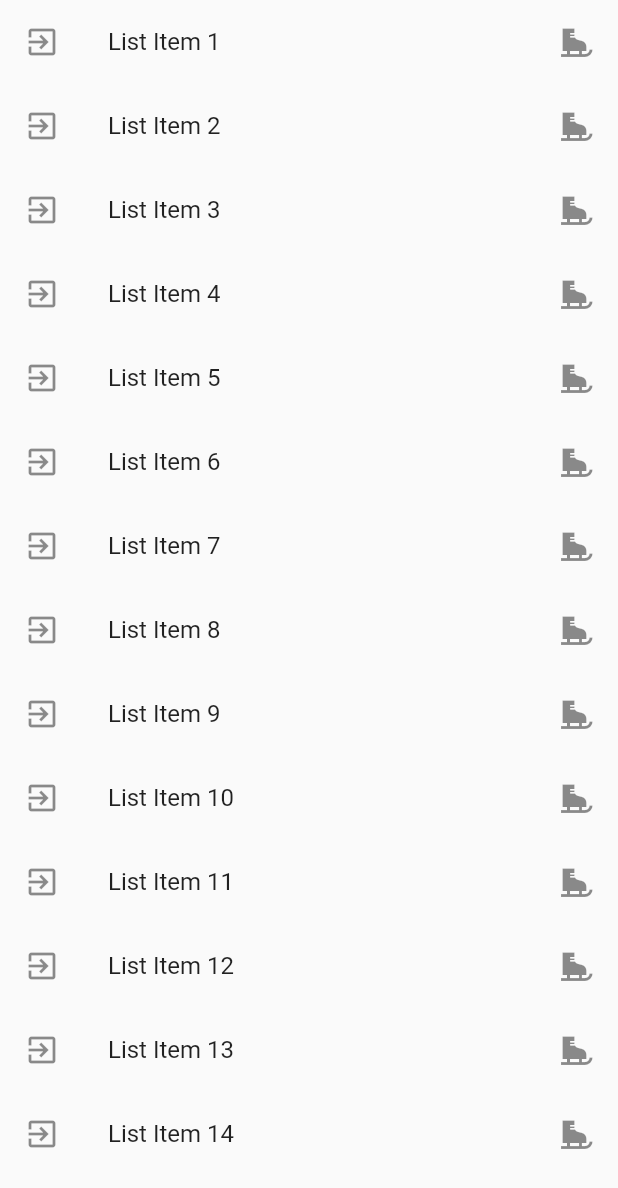
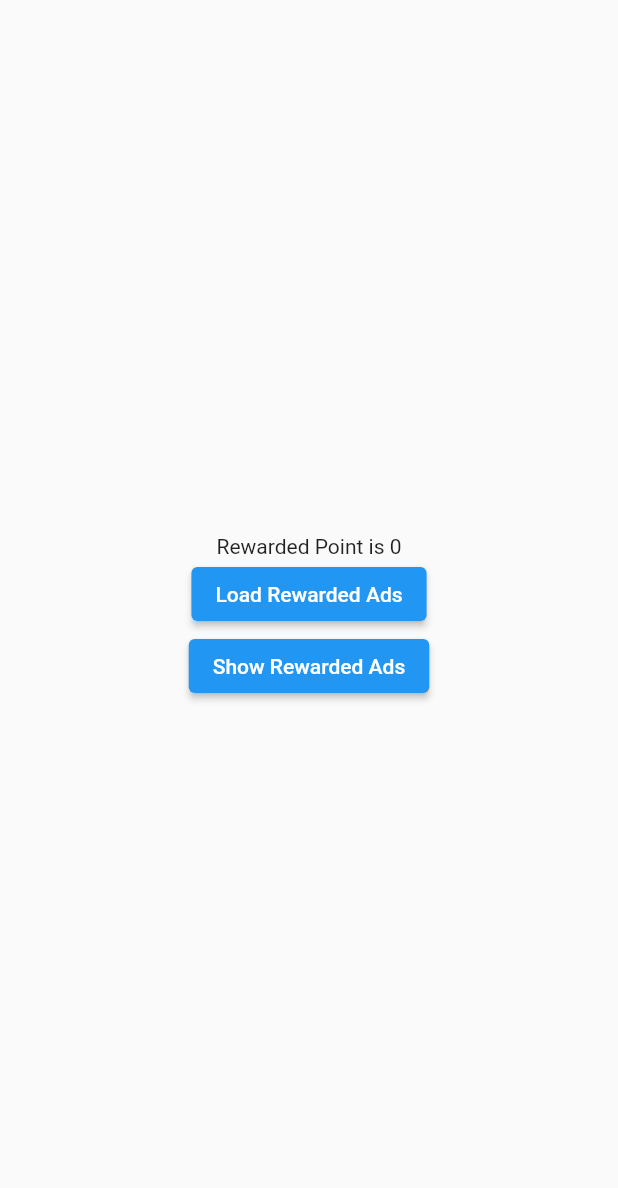
Before and after one commit to RajatPalankar8/admob_ad_implemented, a Flutter app: the screen it shows after launch, on a phone screen of 412 x 824 dp. Shown: the top 1188 px of the screen. Run offline on Flutter 3.47's test engine with Material 2 defaults, Android fonts, the phone set to English and light mode, and no system bars; drawn by our look-alikes of google_mobile_ads.

Commit message:
admob_ad_example Banner Bottom + Banner In listview + Interstitial Ads + RewardAds

```diff
--- a/lib/AdmobHelper.dart
+++ b/lib/AdmobHelper.dart
@@ -1,12 +1,20 @@
 
 import 'package:google_mobile_ads/google_mobile_ads.dart';
+import 'package:flutter/foundation.dart';
 
 
-class AdmobHelper {
+class AdmobHelper extends ChangeNotifier {
+
+   int _rewardedPoint = 0 ;
+
+   int getrewardpoint() => _rewardedPoint;
+
 
   static String get bannerUnit => 'ca-app-pub-3940256099942544/6300978111';
 
-  InterstitialAd? _interstitialAd;
+  InterstitialAd _interstitialAd;
+
+  RewardedAd _rewardedAd;
 
   int num_of_attempt_load = 0;
 
@@ -16,6 +24,7 @@
         MobileAds.instance.initialize();
       }
   }
+
   static BannerAd getBannerAd(){
     BannerAd bAd = new BannerAd(size: AdSize.fullBanner, adUnitId: 'ca-app-pub-3940256099942544/6300978111' , listener: BannerAdListener(
         onAdClosed: (Ad ad){
@@ -34,7 +43,6 @@
 
     return bAd;
   }
-
 
   void createInterad(){
 
@@ -63,7 +71,7 @@
        return;
      }
 
-     _interstitialAd!.fullScreenContentCallback = FullScreenContentCallback(
+     _interstitialAd.fullScreenContentCallback = FullScreenContentCallback(
 
        onAdShowedFullScreenContent: (InterstitialAd ad){
          print("ad onAdshowedFullscreen");
@@ -81,10 +89,57 @@
 
      );
 
-     _interstitialAd!.show();
+     _interstitialAd.show();
 
      _interstitialAd = null;
   }
 
 
+  void  loadRewardedAd(){
+     RewardedAd.load(
+         adUnitId: 'ca-app-pub-3940256099942544/5224354917',
+         request: AdRequest(),
+         rewardedAdLoadCallback: RewardedAdLoadCallback(
+             onAdLoaded: (RewardedAd ad){
+               print("Ad loaded");
+               this._rewardedAd = ad;
+             },
+             onAdFailedToLoad: (LoadAdError error){
+              // loadRewardedAd();
+             })
+     );
+  }
+
+
+  void showRewaredAd(){
+    _rewardedAd.show(
+        onUserEarnedReward: (RewardedAd ad,RewardItem rpoint){
+            print("Reward Earned is ${rpoint.amount}");
+           _rewardedPoint = _rewardedPoint + rpoint.amount;
+
+           notifyListeners();
+
+
+        }
+    );
+
+    _rewardedAd.fullScreenContentCallback = FullScreenContentCallback(
+      onAdShowedFullScreenContent: (RewardedAd ad){
+
+      },
+      onAdFailedToShowFullScreenContent: (RewardedAd ad, AdError error){
+        ad.dispose();
+      },
+      onAdDismissedFullScreenContent: (RewardedAd ad){
+        ad.dispose();
+      },
+      onAdImpression: (RewardedAd ad) => print('$ad impression occurred.'),
+    );
+
+  }
+
+
+
+
+
 }
--- /dev/null
+++ b/lib/RewardedAdsExample.dart
@@ -0,0 +1,28 @@
+import 'package:flutter/material.dart';
+import 'package:flutter_app_simple/AdmobHelper.dart';
+import 'package:provider/provider.dart';
+
+class RewardedAdsPage extends StatelessWidget {
+
+  @override
+  Widget build(BuildContext context) {
+
+    AdmobHelper admobHelper = Provider.of<AdmobHelper>(context,listen: false);
+
+    return Scaffold(
+      body: Center(
+        child: Column(
+
+          mainAxisAlignment: MainAxisAlignment.center,
+          children: [
+            Consumer<AdmobHelper>(builder: (context,date,child){
+              return Text("Rewarded Point is ${admobHelper.getrewardpoint()}");
+            },),
+            ElevatedButton(onPressed: (){admobHelper.loadRewardedAd();}, child: Text("Load Rewarded Ads")),
+            ElevatedButton(onPressed: (){admobHelper.showRewaredAd();}, child: Text("Show Rewarded Ads")),
+          ],
+        ),
+      ),
+    );
+  }
+}
--- a/lib/main.dart
+++ b/lib/main.dart
@@ -2,7 +2,10 @@
 import 'package:flutter/cupertino.dart';
 import 'package:flutter/material.dart';
 import 'package:flutter_app_simple/AdmobHelper.dart';
+import 'package:flutter_app_simple/RewardedAdsExample.dart';
 import 'package:google_mobile_ads/google_mobile_ads.dart';
+import 'package:provider/provider.dart';
+
 
 void main() {
   WidgetsFlutterBinding.ensureInitialized();
@@ -20,7 +23,7 @@
       theme: ThemeData(
         primarySwatch: Colors.blue,
       ),
-      home: MyHomepage(),
+      home: ChangeNotifierProvider(create:(BuildContext context)=> AdmobHelper(),child: RewardedAdsPage()),
     );
   }
 }
@@ -31,10 +34,10 @@
 }
 
 class _MyHomepageState extends State<MyHomepage> {
-  late List<String> datas;   // late for null safty
-  late List<Object> dataads;  // will store both data + banner ads
+ List<String> datas;   // late for null safty
+   List<Object> dataads;  // will store both data + banner ads
 
-AdmobHelper admobHelper = new AdmobHelper();
+AdmobHelper admobHelper = new AdmobHelper();   // object to access methods of AdmobHelper class
   @override
   void initState() {
     // TODO: implement initState
@@ -78,10 +81,10 @@
                   leading: Icon(Icons.exit_to_app),
                   trailing: Icon(Icons.ice_skating),
                   onTap: (){
-                    admobHelper.createInterad();
+                    admobHelper.createInterad();   // call create Interstitial ads
                   },
                   onLongPress: (){
-                    admobHelper.showInterad();
+                    admobHelper.showInterad();     // call  show Interstitial ads
                   },
 
                 );
--- a/pubspec.yaml
+++ b/pubspec.yaml
@@ -18,7 +18,7 @@
 version: 1.0.0+1
 
 environment:
-  sdk: '>=2.12.0 <3.0.0'
+  sdk: '>=2.8.0 <3.0.0'
 
 dependencies:
   flutter:
@@ -29,6 +29,9 @@
   cupertino_icons: ^1.0.0
 
   google_mobile_ads: ^0.13.0
+  provider:
+
+
 
 
 dev_dependencies:
```
Also changed, not shown: pubspec.lock, 3 other files.
